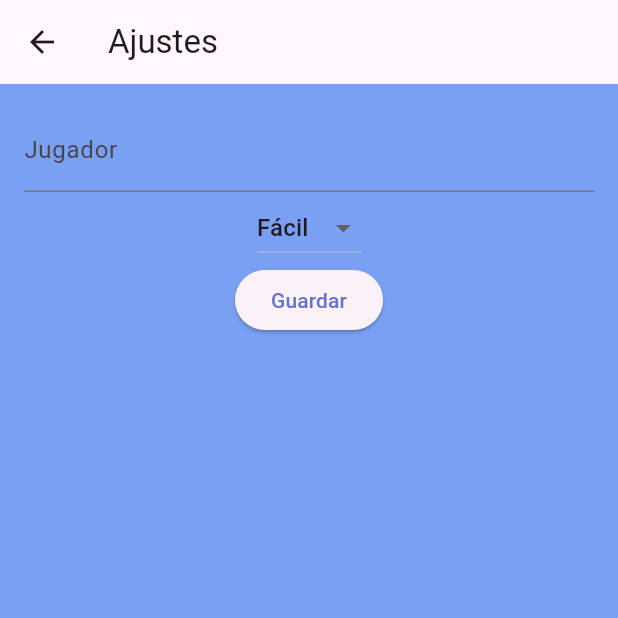
After one commit to MariaJoseParedes/3479A321_2023479052, a Flutter app: the SettingsScreen screen opened by its route, on a phone screen of 412 x 824 dp, the top half of it. The commit adds this screen. Run offline on Flutter 3.47's test engine with Material 3 defaults, Android fonts, the phone set to English and light mode, and no system bars; our stand-ins replace font_awesome_flutter, google_fonts, logger, shared_preferences; accounts and stored records are empty.

Commit message:
Nueva pantalla settings y modificacion en menu para mostrar el nombre del jugador

```diff
--- a/lib/main.dart
+++ b/lib/main.dart
@@ -7,6 +7,7 @@ import 'package:my_app/ui/screens/menu_screen.dart';
 import 'package:my_app/viewmodels/game_view_model.dart';
 import 'package:provider/provider.dart';
 import 'core/services/storage_service.dart';
+import 'ui/screens/settings_screen.dart';
 
 var logger = Logger();
 
@@ -39,6 +40,7 @@ class MyApp extends StatelessWidget {
         ),
         '/history': (context) => const HistoryScreen(),
         '/about': (context) => const AboutScreen(),
+        '/settings': (context) => const SettingsScreen(),
       },
       title: 'Buscaminas',
       theme: ThemeData(
--- a/lib/ui/screens/menu_screen.dart
+++ b/lib/ui/screens/menu_screen.dart
@@ -1,11 +1,14 @@
 import 'package:flutter/material.dart';
 import 'package:google_fonts/google_fonts.dart';
+import 'package:my_app/core/services/storage_service.dart';
 
 class MenuScreen extends StatelessWidget {
   const MenuScreen({super.key});
 
   @override
   Widget build(BuildContext context) {
+    var username = StorageService.getUsername();
+
     return Scaffold(
       appBar: AppBar(
         title: Text(
@@ -21,6 +24,10 @@ class MenuScreen extends StatelessWidget {
         child: Column(
           mainAxisAlignment: MainAxisAlignment.center,
           children: [
+
+            Text('Pantalla de menu, bienvenido! $username'),
+
+            const SizedBox(height: 20), // Espacio entre el texto y el botón
             ElevatedButton(
               style: ElevatedButton.styleFrom(
                 minimumSize: const Size(200, 60),
--- /dev/null
+++ b/lib/ui/screens/settings_screen.dart
@@ -0,0 +1,63 @@
+import 'package:flutter/material.dart';
+import 'package:my_app/core/services/storage_service.dart';
+
+class SettingsScreen extends StatefulWidget {
+  const SettingsScreen({super.key});
+
+  @override
+  State<SettingsScreen> createState() => _SettingsScreenState();
+}
+
+class _SettingsScreenState extends State<SettingsScreen> {
+  late TextEditingController _nameController;
+  String _selectedDifficulty = 'Fácil';
+
+  @override
+  void initState() {
+    super.initState();
+    _nameController = TextEditingController(text: StorageService.getUsername());
+    _selectedDifficulty = StorageService.getDifficulty();
+  }
+
+  void _saveSettings() async {
+    await StorageService.saveUsername(_nameController.text);
+    await StorageService.saveDifficulty(_selectedDifficulty);
+
+    if (mounted) {
+      ScaffoldMessenger.of(
+        context,
+      ).showSnackBar(const SnackBar(content: Text('Guardado correctamente')));
+    }
+  }
+
+  @override
+  Widget build(BuildContext context) {
+    return Scaffold(
+      appBar: AppBar(title: const Text('Ajustes')),
+      body: Padding(
+        padding: const EdgeInsets.all(16.0),
+        child: Column(
+          children: [
+            TextField(
+              controller: _nameController,
+              decoration: const InputDecoration(labelText: 'Jugador'),
+            ),
+            DropdownButton<String>(
+              value: _selectedDifficulty,
+              items: [
+                'Fácil',
+                'Medio',
+                'Difícil',
+              ].map((v) => DropdownMenuItem(value: v, child: Text(v))).toList(),
+              onChanged: (v) => setState(() => _selectedDifficulty = v!),
+            ),
+            ElevatedButton(
+              onPressed: _saveSettings,
+              child: const Text('Guardar'),
+            ),
+          ],
+        ),
+      ),
+    );
+  }
+}
```
